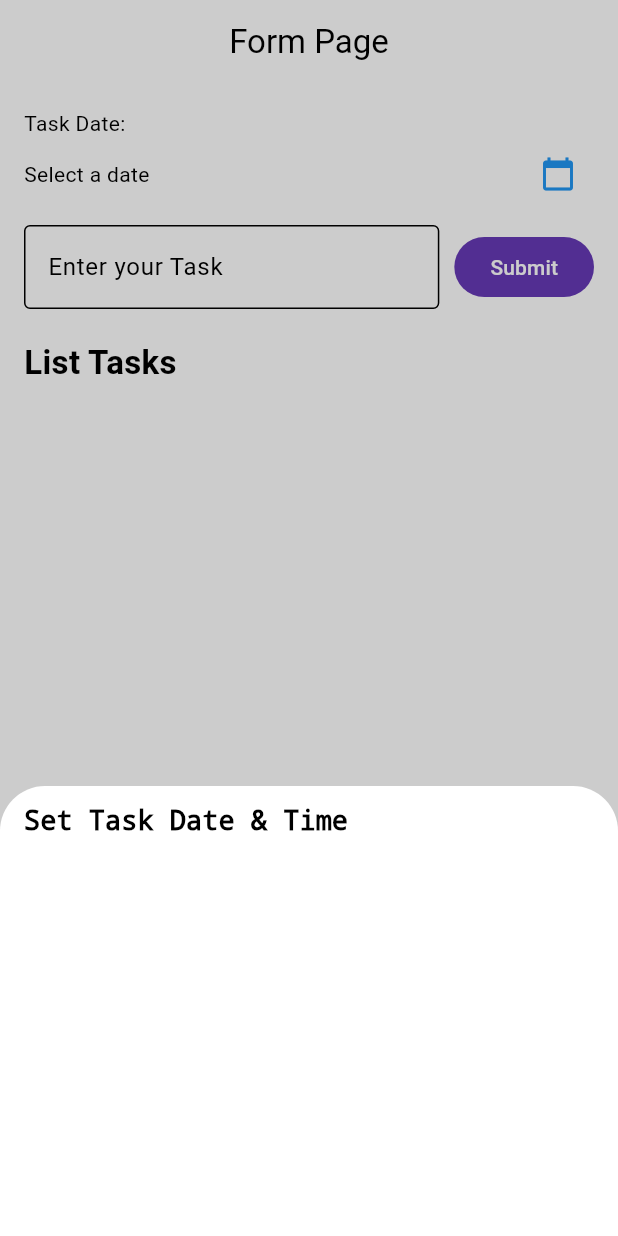
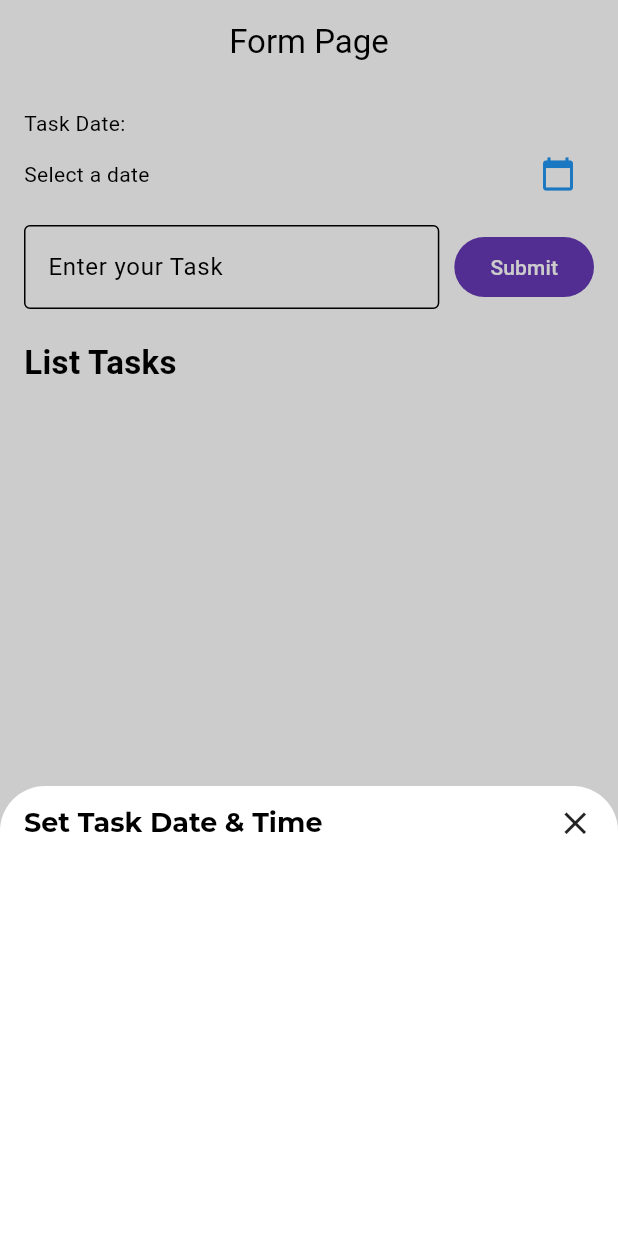
Before and after one commit to isro24/TodoApp_0047, a Flutter app: the screen it shows after launch, after a tap on the "calendar today" icon, on a phone screen of 412 x 824 dp. Run offline on Flutter 3.47's test engine with Material 3 defaults, Android fonts, the phone set to English and light mode, and no system bars.

Commit message:
Menambah font family montserrat dan Icon X

```diff
--- a/lib/form_page.dart
+++ b/lib/form_page.dart
@@ -37,11 +37,16 @@ class _FormPageState extends State<FormPage> {
                   const Text(
                     "Set Task Date & Time",
                     style: TextStyle(
+                      fontFamily: "Montserrat",
                       fontSize: 18,
                       fontWeight: FontWeight.bold,
                       color: Colors.black,
                       decoration: TextDecoration.none
                     ),
+                  ),
+                  GestureDetector(
+                    onTap: () => Navigator.of(context).pop(),
+                    child: const Icon(Icons.close, size: 25,)
                   )
                 ],
               ),
```
Also changed, not shown: pubspec.yaml (+8 -6 lines).
